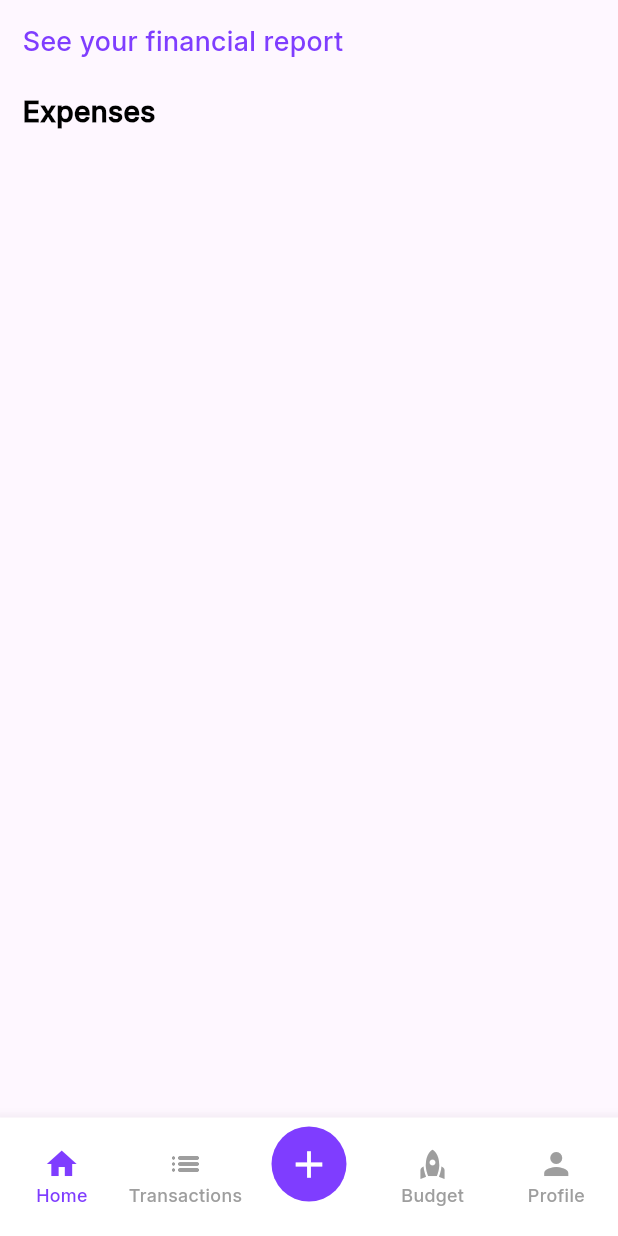
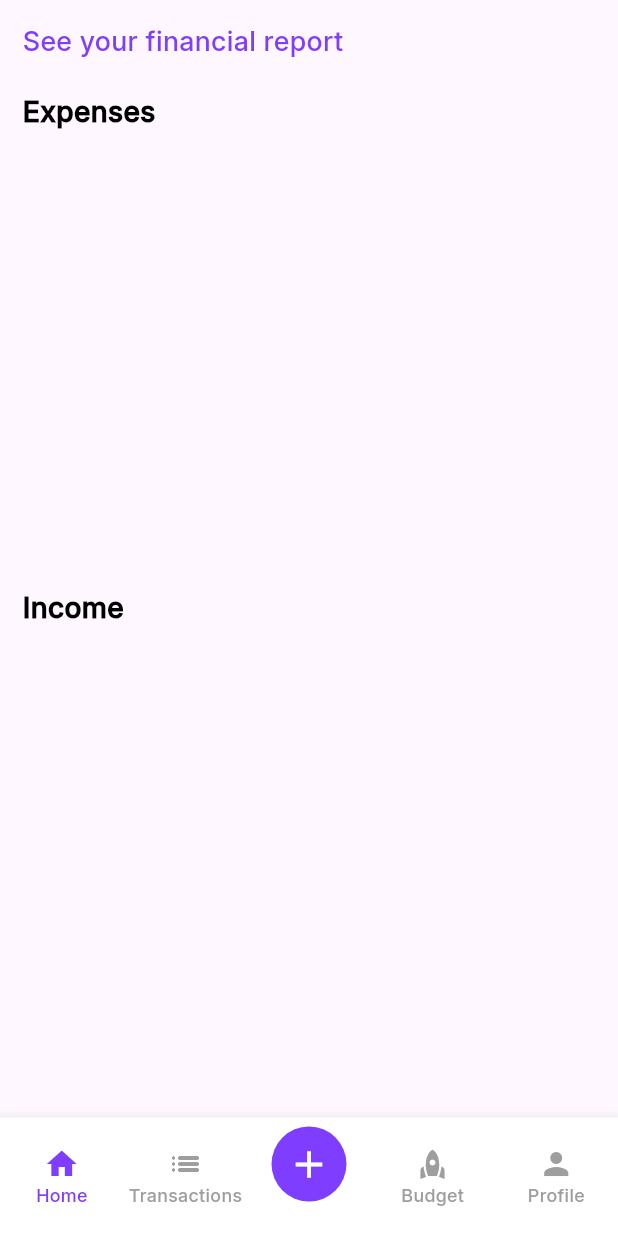
Before and after one commit to sandu2002/expenz, a Flutter app: the MainScreen screen opened directly, on a phone screen of 412 x 824 dp. Run offline on Flutter 3.47's test engine with Material 3 defaults, Android fonts, the phone set to English and light mode, and no system bars; our stand-ins replace shared_preferences, smooth_page_indicator; accounts and stored records are empty; network calls fail.

Commit message:
completed income store and dissmiss

```diff
--- a/lib/screens/main_screen.dart
+++ b/lib/screens/main_screen.dart
@@ -69,6 +69,14 @@ class _MainScreenState extends State<MainScreen> {
     });
   }
 
+  //Function to remove Income
+  void removeIncome(Income income) {
+    IncomeServices().deleteIncome(income.id, context);
+    setState(() {
+      incomeList.remove(income);
+    });
+  }
+
   @override
   void initState() {
     super.initState();
@@ -83,8 +91,10 @@ class _MainScreenState extends State<MainScreen> {
     //screenlist
     final List<Widget> pages = [
       TransactionScreen(
+        incomeList: incomeList,
         expensesList: expenseList,
         onDissmissedExpenses: removeExpense,
+        onDissmissedIncome: removeIncome,
       ),
       HomeScreen(),
       AddNewScreen(
--- a/lib/screens/transactions_screen.dart
+++ b/lib/screens/transactions_screen.dart
@@ -1,16 +1,22 @@
 import 'package:expenz/models/expense.model.dart';
+import 'package:expenz/models/income_model.dart';
 import 'package:expenz/utils/colors.dart';
 import 'package:expenz/utils/constants.dart';
 import 'package:expenz/widgets/expense_card.dart';
+import 'package:expenz/widgets/income_card.dart';
 import 'package:flutter/material.dart';
 
 class TransactionScreen extends StatefulWidget {
   final List<Expense> expensesList;
+  final List<Income> incomeList;
   final void Function(Expense) onDissmissedExpenses;
+  final void Function(Income) onDissmissedIncome;
   const TransactionScreen({
     super.key,
     required this.expensesList,
     required this.onDissmissedExpenses,
+    required this.incomeList,
+    required this.onDissmissedIncome,
   });
 
   @override
@@ -52,7 +58,7 @@ class _TransactiosScreenState extends State<TransactionScreen> {
 
               //show all expenses
               SizedBox(
-                height: MediaQuery.of(context).size.height * 0.35,
+                height: MediaQuery.of(context).size.height * 0.32,
                 child: SingleChildScrollView(
                   child: Column(
                     children: [
@@ -84,6 +90,55 @@ class _TransactiosScreenState extends State<TransactionScreen> {
                     ],
                   ),
                 ),
+              ),
+              SizedBox(
+                height: 20,
+              ),
+              //show all incomes
+              const Text(
+                "Income",
+                style: TextStyle(
+                  fontSize: 19,
+                  fontWeight: FontWeight.bold,
+                  color: kBlack,
+                ),
+              ),
+              SizedBox(
+                height: 20,
+              ),
+              SizedBox(
+                height: MediaQuery.of(context).size.height * 0.32,
+                child: SingleChildScrollView(
+                  child: Column(
+                    children: [
+                      ListView.builder(
+                          shrinkWrap: true,
+                          scrollDirection: Axis.vertical,
+                          physics: NeverScrollableScrollPhysics(),
+                          itemCount: widget.incomeList.length,
+                          itemBuilder: (context, index) {
+                            final Income = widget.incomeList[index];
+
+                            return Dismissible(
+                              key: ValueKey(Income),
+                              direction: DismissDirection.startToEnd,
+                              onDismissed: (direction) {
+                                setState(() {
+                                  widget.onDissmissedIncome(Income);
+                                });
+                              },
+                              child: IncomeCard(
+                                  title: Income.title,
+                                  date: Income.date,
+                                  amount: Income.amount,
+                                  category: Income.category,
+                                  description: Income.description,
+                                  createdAt: Income.time),
+                            );
+                          })
+                    ],
+                  ),
+                ),
               )
             ],
           ),
--- a/lib/service/expense_service.dart
+++ b/lib/service/expense_service.dart
@@ -103,6 +103,8 @@ class ExpenceService {
   Future<void> deleteAllExpenses(BuildContext context) async {
     try {
       SharedPreferences prefs = await SharedPreferences.getInstance();
+
+      // Clear all expenses from shared preferences
       await prefs.remove(_expensesKey);
 
       //show snackbar
```
Also changed, not shown: lib/service/income_service.dart (+9 -1 lines), lib/widgets/income_card.dart (added, +109 -0 lines).
